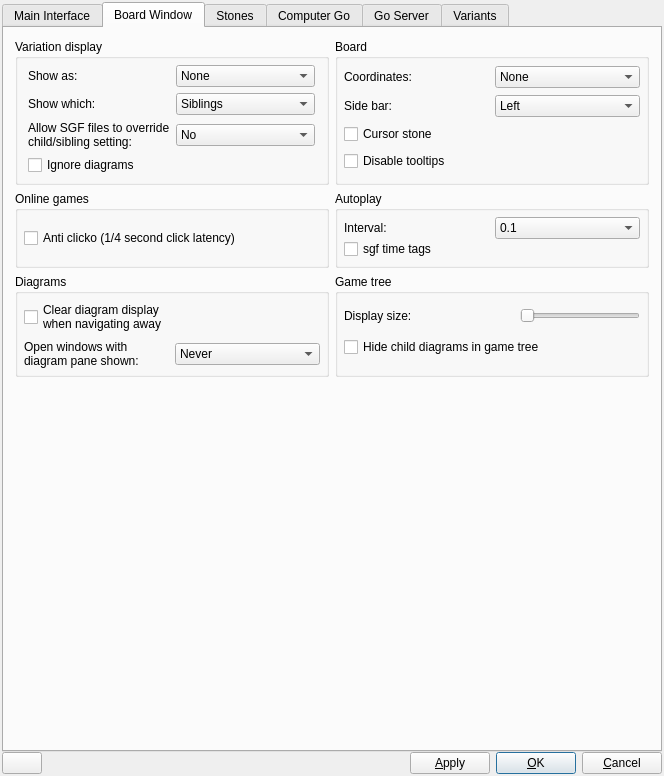
Before: the Qt Designer form src/preferences_gui.ui in bernds/q5Go, drawn with Qt 5.
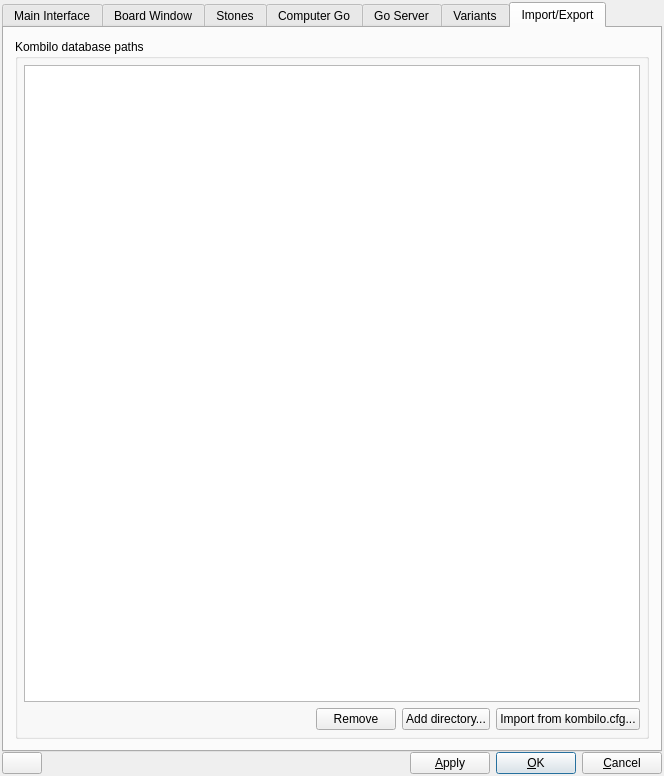
After: the same form once the commit is applied. Icons and pictures are not drawn. Custom widgets are drawn as their Qt base class.

Commit message:
Add kombilo database support
This adds a new file open dialog using kombilo databases as source for files.
Supports filtering results and allows browsing through the game moves.

The edit to the form file:
```diff
--- a/src/preferences_gui.ui
+++ b/src/preferences_gui.ui
@@ -183,7 +183,7 @@
       <string/>
      </property>
      <property name="currentIndex">
-      <number>1</number>
+      <number>6</number>
      </property>
      <widget class="QWidget" name="InterfaceTabWidget">
       <attribute name="title">
@@ -4543,6 +4543,75 @@
        </item>
       </layout>
      </widget>
+     <widget class="QWidget" name="ioTabWidget">
+      <attribute name="title">
+       <string>Import/Export</string>
+      </attribute>
+      <layout class="QGridLayout" name="gridLayout_12">
+       <item row="0" column="0">
+        <widget class="QGroupBox" name="groupBox_8">
+         <property name="title">
+          <string>Kombilo database paths</string>
+         </property>
+         <layout class="QGridLayout" name="gridLayout_4">
+          <property name="leftMargin">
+           <number>6</number>
+          </property>
+          <property name="topMargin">
+           <number>6</number>
+          </property>
+          <property name="rightMargin">
+           <number>6</number>
+          </property>
+          <property name="bottomMargin">
+           <number>6</number>
+          </property>
+          <item row="0" column="0">
+           <widget class="QListView" name="dbPathsListView"/>
+          </item>
+          <item row="1" column="0">
+           <layout class="QHBoxLayout" name="horizontalLayout_18">
+            <item>
+             <spacer name="horizontalSpacer_3">
+              <property name="orientation">
+               <enum>Qt::Horizontal</enum>
+              </property>
+              <property name="sizeHint" stdset="0">
+               <size>
+                <width>1</width>
+                <height>20</height>
+               </size>
+              </property>
+             </spacer>
+            </item>
+            <item>
+             <widget class="QPushButton" name="dbRemButton">
+              <property name="text">
+               <string>Remove</string>
+              </property>
+             </widget>
+            </item>
+            <item>
+             <widget class="QPushButton" name="dbDirsButton">
+              <property name="text">
+               <string>Add directory...</string>
+              </property>
+             </widget>
+            </item>
+            <item>
+             <widget class="QPushButton" name="dbCfgButton">
+              <property name="text">
+               <string>Import from kombilo.cfg...</string>
+              </property>
+             </widget>
+            </item>
+           </layout>
+          </item>
+         </layout>
+        </widget>
+       </item>
+      </layout>
+     </widget>
     </widget>
    </item>
   </layout>
```
Left out of the diff: 2 changed lines with no effect on the pictures. The commit also changes 21 other files.
